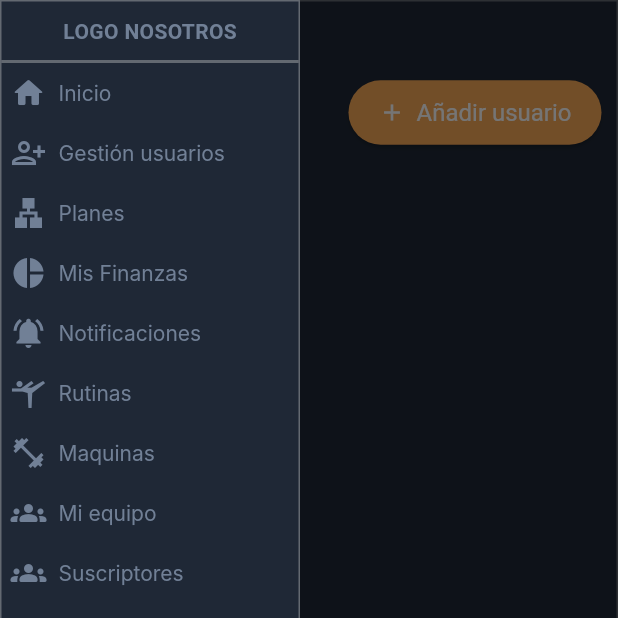
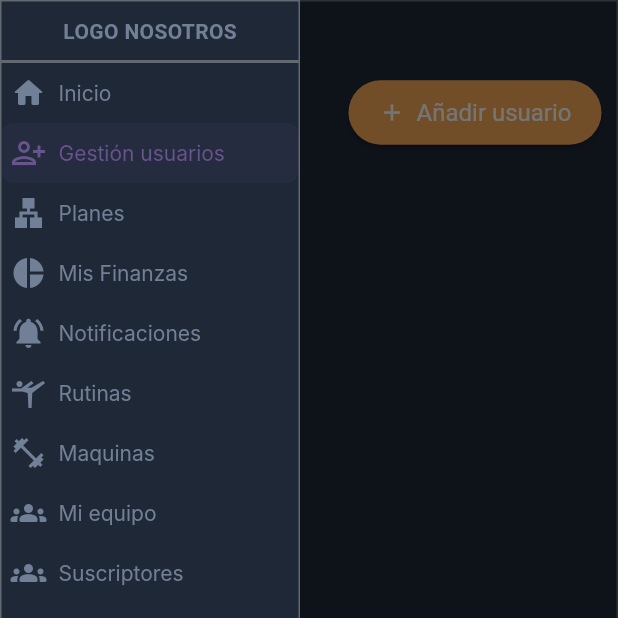
Before and after one commit to benjamnunez/Proyecto-portafolio-MNB, a Flutter app: the UserApp screen opened by its route, with the side drawer open, on a phone screen of 412 x 824 dp, the top half of it. Run offline on Flutter 3.47's test engine with Material 3 defaults, Android fonts, the light colour scheme and no system bars; network calls fail; Roboto replaces fonts that are missing (Inter).

Commit message:
No destacaba titulo (solucionado)

```diff
--- a/gymhub/lib/presentation/pages/usuario/user.dart
+++ b/gymhub/lib/presentation/pages/usuario/user.dart
@@ -19,7 +19,7 @@ Widget build(BuildContext context) {
 
   return Scaffold(
     key: _scaffoldKey,
-    drawer: isSmallScreen ? MenuLateralWidget(currentRoute: '/usuario') : null,
+    drawer: isSmallScreen ? MenuLateralWidget(currentRoute: '/usuarios') : null,
     body: Container(
       decoration: BoxDecoration(
         color: Color(0xFF1F2836),
@@ -31,7 +31,7 @@ Widget build(BuildContext context) {
         children: [
           // Sidebar solo en pantallas grandes
           if (!isSmallScreen)
-            MenuLateralWidget(currentRoute: '/usuario'),
+            MenuLateralWidget(currentRoute: '/usuarios'),
 
           // Contenido principal
           Expanded(
```
